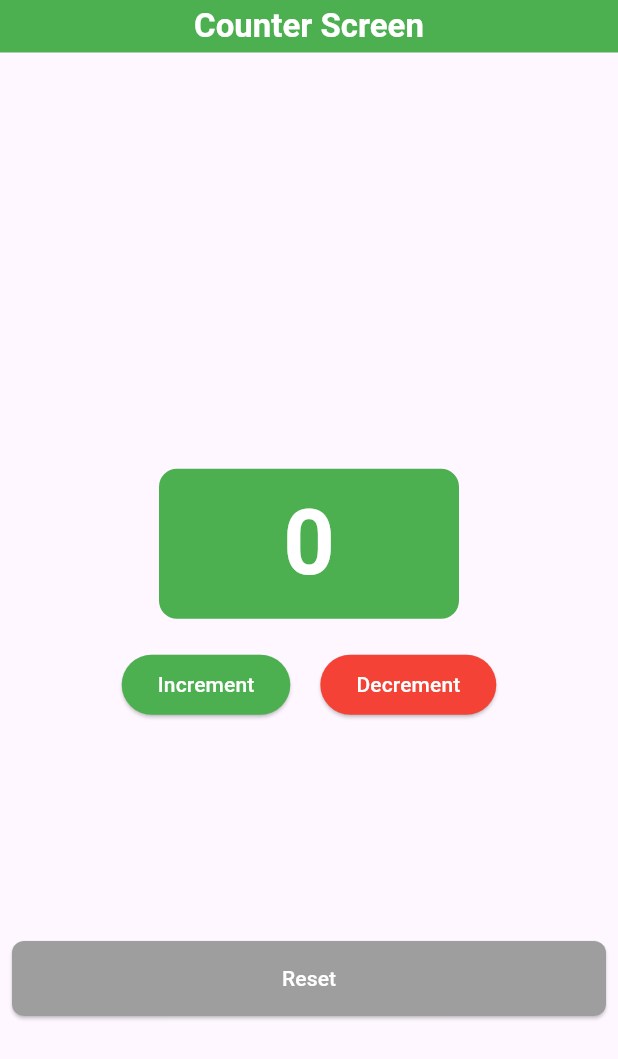
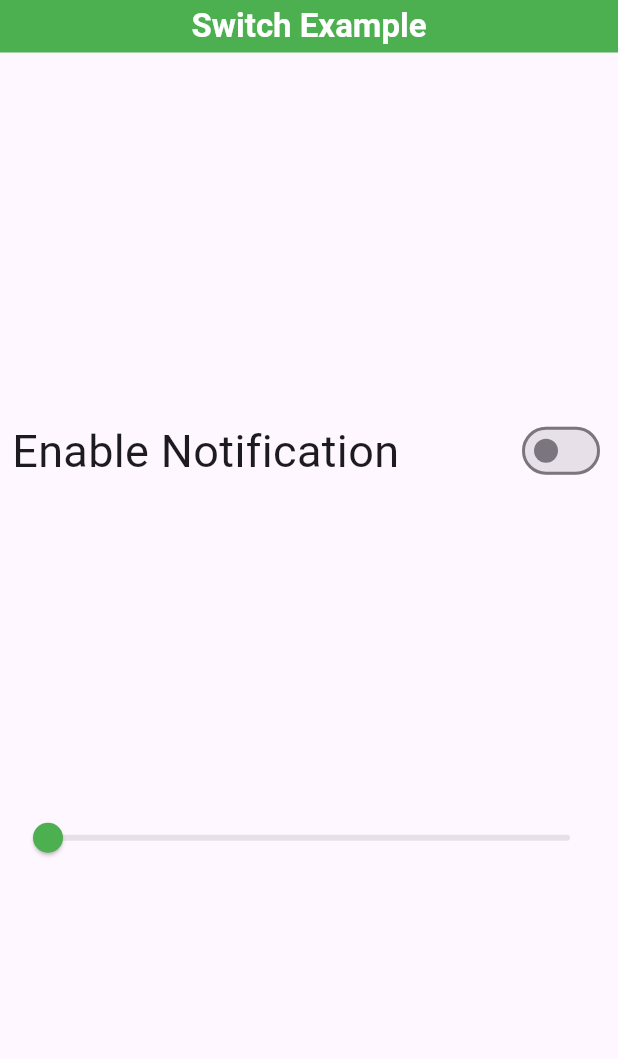
Before and after one commit to Ahmad61-6/flutter_tukitaki, a Flutter app: the screen it shows after launch, on a phone screen of 412 x 824 dp. Shown: the top 1059 px of the screen. Run offline on Flutter 3.47's test engine with Material 3 defaults, Android fonts, the phone set to English and light mode, and no system bars; our stand-ins replace bloc, equatable, flutter_bloc.

Commit message:
event controlled using bloc.

```diff
--- a/stm_bloc/lib/bloc/switch_example/switch_event.dart
+++ b/stm_bloc/lib/bloc/switch_example/switch_event.dart
@@ -5,6 +5,12 @@ abstract class SwitchEvent extends Equatable {
   List<Object?> get props => [];
 }
 
-class EnableNotification extends SwitchEvent {}
+class EnableOrDisableNotification extends SwitchEvent {}
 
-class DisableNotification extends SwitchEvent {}
+class SliderEvent extends SwitchEvent {
+  final double sliderValue;
+  SliderEvent({required this.sliderValue});
+
+  @override
+  List<Object?> get props => [sliderValue];
+}
--- a/stm_bloc/lib/bloc/switch_example/switch_state.dart
+++ b/stm_bloc/lib/bloc/switch_example/switch_state.dart
@@ -2,14 +2,18 @@ import 'package:equatable/equatable.dart';
 
 class SwitchState extends Equatable {
   final bool isSwitched;
+  final double sliderValue;
 
-  const SwitchState({this.isSwitched = false});
+  const SwitchState({this.isSwitched = false, this.sliderValue = 0.0});
 
-  SwitchState copyWith({bool? isSwitched}) {
-    return SwitchState(isSwitched: isSwitched ?? this.isSwitched);
+  SwitchState copyWith({bool? isSwitched, double? sliderValue}) {
+    return SwitchState(
+      isSwitched: isSwitched ?? this.isSwitched,
+      sliderValue: sliderValue ?? this.sliderValue,
+    );
   }
 
   @override
   // TODO: implement props
-  List<Object?> get props => [isSwitched];
+  List<Object?> get props => [isSwitched, sliderValue];
 }
--- a/stm_bloc/lib/main.dart
+++ b/stm_bloc/lib/main.dart
@@ -1,7 +1,7 @@
 import 'package:flutter/material.dart';
 import 'package:flutter_bloc/flutter_bloc.dart';
-import 'package:stm_bloc/bloc/counter/counter_bloc.dart';
-import 'package:stm_bloc/ui/screens/counter_screen.dart';
+import 'package:stm_bloc/bloc/switch_example/switch_bloc.dart';
+import 'package:stm_bloc/ui/screens/switch_example/switch_example_screen.dart';
 
 void main() {
   runApp(const MyApp());
@@ -13,14 +13,14 @@ class MyApp extends StatelessWidget {
   @override
   Widget build(BuildContext context) {
     return BlocProvider(
-      create: (_) => CounterBloc(),
+      create: (_) => SwitchBloc(),
       child: MaterialApp(
         title: 'Flutter Demo',
         debugShowCheckedModeBanner: false,
         theme: ThemeData(
           colorScheme: ColorScheme.fromSeed(seedColor: Colors.deepPurple),
         ),
-        home: CounterScreen(),
+        home: SwitchExampleScreen(),
       ),
     );
   }
--- a/stm_bloc/lib/ui/screens/switch_example/switch_example_screen.dart
+++ b/stm_bloc/lib/ui/screens/switch_example/switch_example_screen.dart
@@ -0,0 +1,92 @@
+import 'package:flutter/material.dart';
+import 'package:flutter_bloc/flutter_bloc.dart';
+import 'package:stm_bloc/bloc/switch_example/switch_bloc.dart';
+import 'package:stm_bloc/bloc/switch_example/switch_event.dart';
+
+import '../../../bloc/switch_example/switch_state.dart';
+
+class SwitchExampleScreen extends StatefulWidget {
+  const SwitchExampleScreen({super.key});
+
+  @override
+  State<SwitchExampleScreen> createState() => _SwitchExampleScreenState();
+}
+
+class _SwitchExampleScreenState extends State<SwitchExampleScreen> {
+  @override
+  Widget build(BuildContext context) {
+    return Scaffold(
+      appBar: AppBar(
+        centerTitle: true,
+        title: Text(
+          "Switch Example",
+          style: TextStyle(color: Colors.white, fontWeight: FontWeight.bold),
+        ),
+        backgroundColor: Colors.green,
+        toolbarHeight: 35,
+      ),
+      body: Padding(
+        padding: const EdgeInsets.all(8.0),
+        child: Center(
+          child: Column(
+            mainAxisSize: MainAxisSize.min,
+            children: [
+              BlocBuilder<SwitchBloc, SwitchState>(
+                builder: (context, state) {
+                  return Row(
+                    mainAxisAlignment: MainAxisAlignment.spaceBetween,
+                    children: [
+                      Text(
+                        "Enable Notification",
+                        style: TextStyle(fontSize: 30),
+                      ),
+                      Switch(
+                        activeColor: Colors.white,
+                        activeTrackColor: Colors.green,
+                        value: state.isSwitched,
+                        onChanged: (value) {
+                          context.read<SwitchBloc>().add(
+                            EnableOrDisableNotification(),
+                          );
+                        },
+                      ),
+                    ],
+                  );
+                },
+              ),
+              const SizedBox(height: 20),
+              BlocBuilder<SwitchBloc, SwitchState>(
+                builder: (context, state) {
+                  return Column(
+                    children: [
+                      Container(
+                        width: double.infinity,
+                        height: 180,
+                        decoration: BoxDecoration(
+                          color: Colors.red.withValues(
+                            alpha: state.sliderValue,
+                          ),
+                          borderRadius: BorderRadius.circular(8),
+                        ),
+                      ),
+                      const SizedBox(height: 10),
+                      Slider(
+                        activeColor: Colors.green,
+                        value: state.sliderValue,
+                        onChanged: (value) {
+                          context.read<SwitchBloc>().add(
+                            SliderEvent(sliderValue: value),
+                          );
+                        },
+                      ),
+                    ],
+                  );
+                },
+              ),
+            ],
+          ),
+        ),
+      ),
+    );
+  }
+}
```
Also changed, not shown: stm_bloc/lib/bloc/switch_example/switch_bloc.dart (+7 -10 lines).
